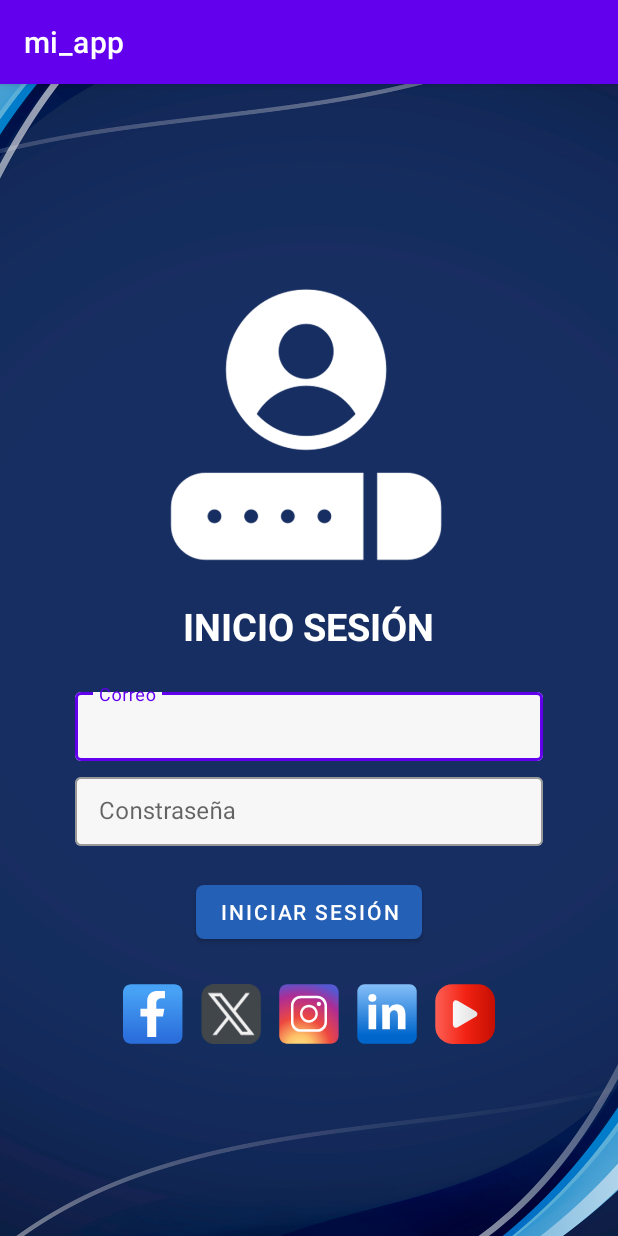
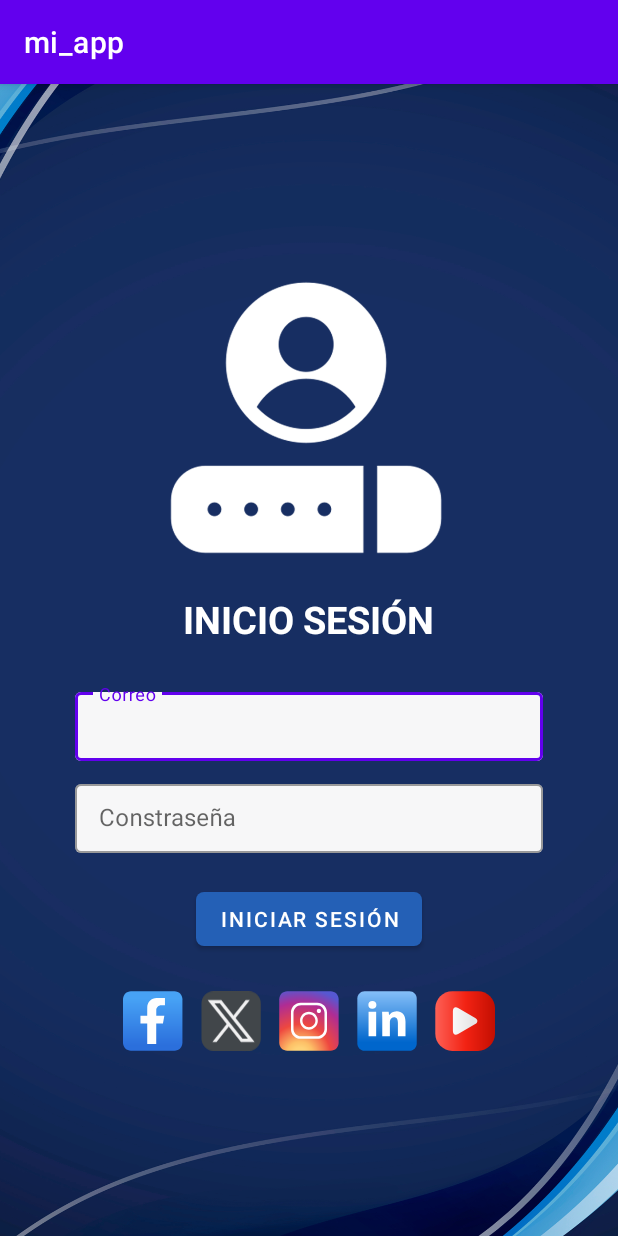
Before and after one commit to Davidhunter13/mi_app, an Android app: the screen it shows after launch (home), on a phone screen of 412 x 824 dp. Run offline under Robolectric (Android 15) with nearby library versions, the phone set to English and light mode, and no system bars.

Commit message:
ajuste de imagen del login

```diff
--- a/app/src/main/res/layout/activity_home.xml
+++ b/app/src/main/res/layout/activity_home.xml
@@ -44,7 +44,6 @@
             android:layout_marginTop="16dp"
             android:layout_marginBottom="16dp"/>
 
-        <!-- Campo de correo -->
         <!-- Campo de correo -->
         <com.google.android.material.textfield.TextInputLayout
             android:layout_width="match_parent"
--- a/app/src/main/res/values/style.xml
+++ b/app/src/main/res/values/style.xml
@@ -11,7 +11,9 @@
         <!-- Fondo del input -->
         <item name="boxBackgroundColor">@color/gris_blanco</item>
         <item name="cornerRadius">5dp</item>
-        <item name="android:layout_marginTop">5dp</item>
+        <item name="android:layout_marginTop">10dp</item>
 
     </style>
+
+
 </resources>
```
